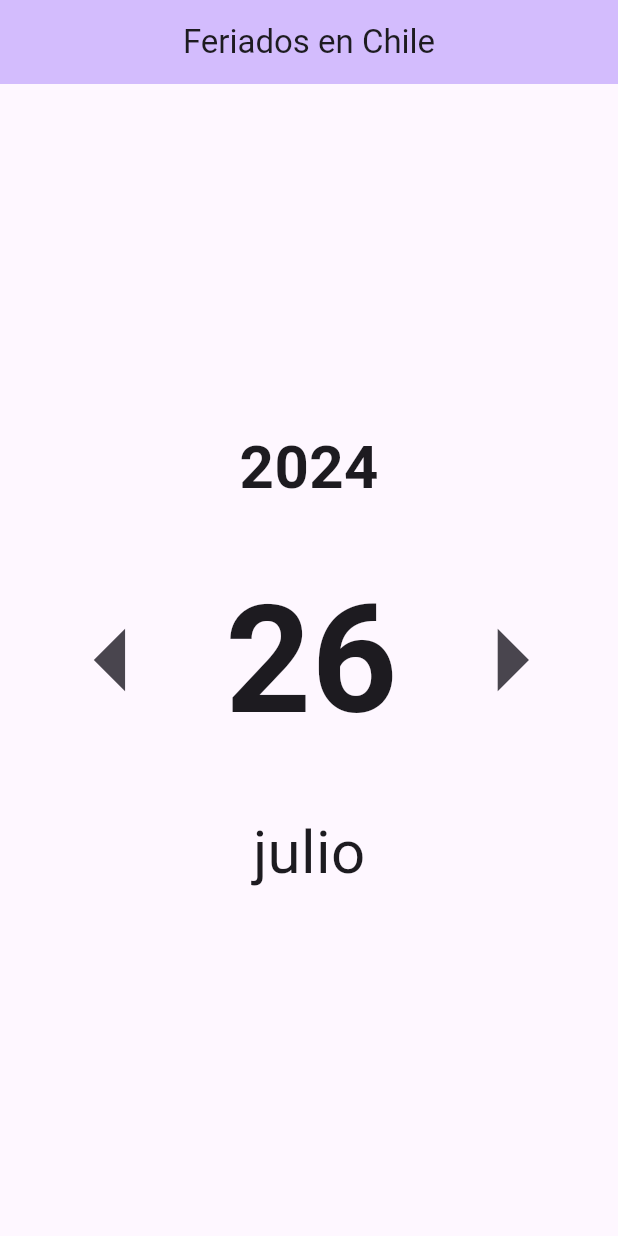
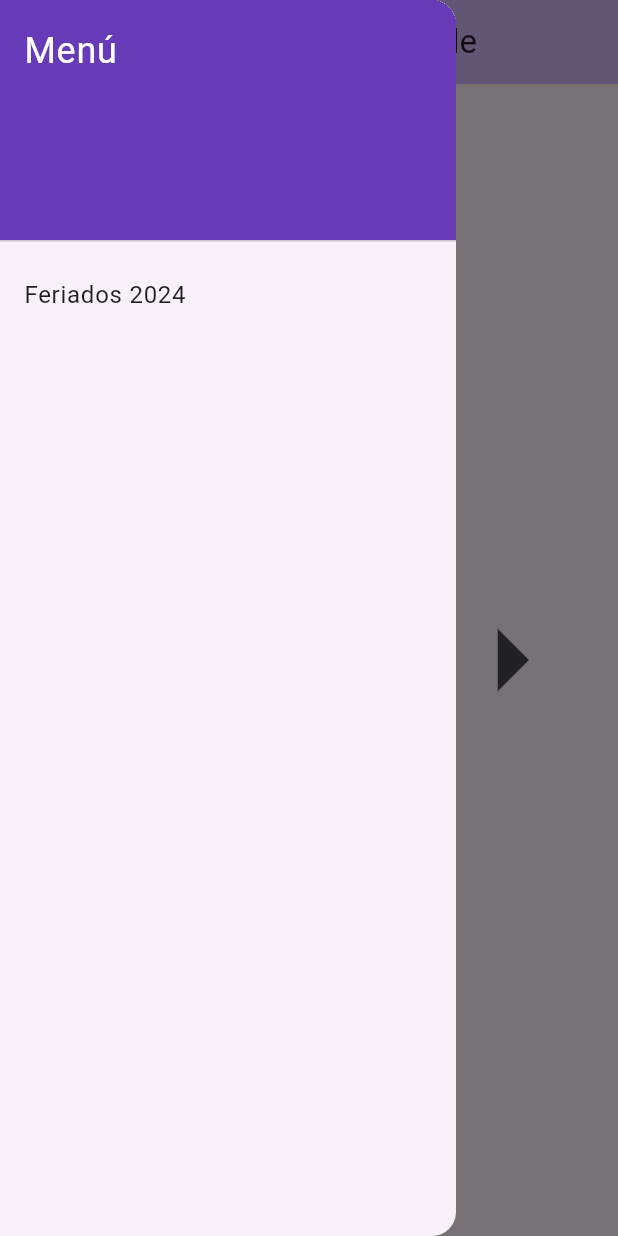
Before and after one commit to xAlee/FeriadosChile, a Flutter app: the screen it shows after launch, with the side drawer open (before the commit the screen has no drawer), on a phone screen of 412 x 824 dp. Run offline on Flutter 3.47's test engine with Material 3 defaults, Android fonts, the phone set to English and light mode, and no system bars.

Commit message:
Implemente un Draw

```diff
--- a/feriados_chile/lib/home.dart
+++ b/feriados_chile/lib/home.dart
@@ -1,6 +1,7 @@
 import 'package:flutter/material.dart';
 import 'package:intl/intl.dart';
 import 'package:intl/date_symbol_data_local.dart';
+import 'feriadosPage.dart';
 
 class home extends StatefulWidget {
   const home({super.key, required this.title});
@@ -48,6 +49,34 @@ class _home_State extends State<home> {
         ),
         centerTitle: true,
       ),
+      drawer: Drawer(
+        child: ListView(
+          padding: EdgeInsets.zero,
+          children: <Widget>[
+            const DrawerHeader(
+              decoration: BoxDecoration(
+                color: Colors.deepPurple,
+              ),
+              child: Text(
+                'Menú',
+                style: TextStyle(
+                  color: Colors.white,
+                  fontSize: 24,
+                ),
+              ),
+            ),
+            ListTile(
+              title: const Text('Feriados 2024'),
+              onTap: () {
+                Navigator.push(
+                  context,
+                  MaterialPageRoute(builder: (context) => const Feriadospage()),
+                );
+              },
+            ),
+          ],
+        ),
+      ),
       body: Center(
         child: Column(
           mainAxisAlignment: MainAxisAlignment.center,
```
Also changed, not shown: feriados_chile/lib/feriadosPage.dart (added, +20 -0 lines).
